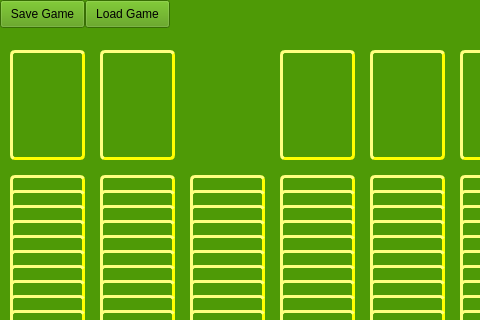
The window that gui/solitaire.ui (davidbolvansky/ICP-Solitaire) describes before a commit, drawn with Qt 5; both pictures show x 0 to 480 and y 0 to 320 of the 644 by 605 pixel window.
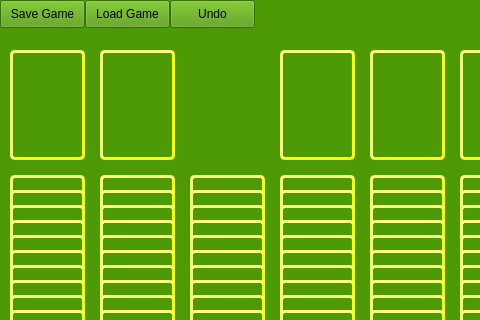
The same window after the commit.

The edit to the form file:
```diff
--- a/gui/solitaire.ui
+++ b/gui/solitaire.ui
@@ -2857,6 +2857,19 @@
       <string>Load Game</string>
      </property>
     </widget>
+    <widget class="QPushButton" name="undo">
+     <property name="geometry">
+      <rect>
+       <x>170</x>
+       <y>0</y>
+       <width>85</width>
+       <height>28</height>
+      </rect>
+     </property>
+     <property name="text">
+      <string>Undo</string>
+     </property>
+    </widget>
    </widget>
    <widget class="QWidget" name="info" native="true">
     <property name="geometry">
```
